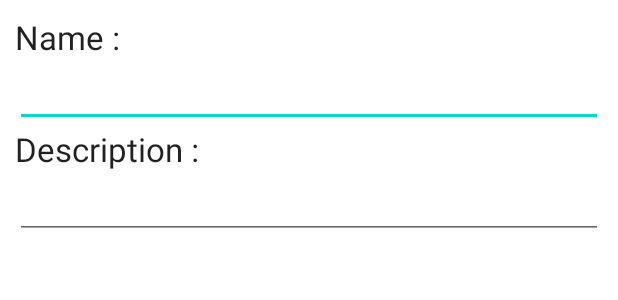
After one commit to pfrost982/Map, an Android app: the layout dialog_new_mark.xml on its own in the app's theme, with its tools: preview values and no code run, on a phone screen of 412 x 824 dp. The commit adds this screen. Shown: the top 300 px of the screen. Run offline under Robolectric (Android 15) with nearby library versions, the phone set to English and light mode, and no system bars.

Commit message:
add dialog for create marker

```diff
--- a/app/src/main/AndroidManifest.xml
+++ b/app/src/main/AndroidManifest.xml
@@ -4,6 +4,7 @@
     package="ru.gb.map">
 
     <application
+
         android:allowBackup="true"
         android:dataExtractionRules="@xml/data_extraction_rules"
         android:fullBackupContent="@xml/backup_rules"
@@ -14,6 +15,7 @@
         android:theme="@style/Theme.Map"
         tools:targetApi="31">
         <activity
+            android:configChanges="orientation|keyboardHidden|screenSize"
             android:name=".MainActivity"
             android:exported="true"
             android:label="@string/app_name">
--- /dev/null
+++ b/app/src/main/res/layout/dialog_new_mark.xml
@@ -0,0 +1,37 @@
+<?xml version="1.0" encoding="utf-8"?>
+<LinearLayout xmlns:android="http://schemas.android.com/apk/res/android"
+    android:id="@+id/layout_root"
+    android:layout_width="fill_parent"
+    android:layout_height="fill_parent"
+    android:orientation="vertical"
+    android:padding="10dp">
+
+    <TextView
+        android:id="@+id/dialog_name"
+        android:layout_width="wrap_content"
+        android:layout_height="wrap_content"
+        android:text="Name : "
+        android:textAppearance="?android:attr/textAppearanceLarge" />
+
+    <EditText
+        android:id="@+id/dialog_input_name"
+        android:layout_width="match_parent"
+        android:layout_height="wrap_content"
+        android:autofillHints="Name"
+        android:inputType="text" />
+
+    <TextView
+        android:id="@+id/dialog_description"
+        android:layout_width="wrap_content"
+        android:layout_height="wrap_content"
+        android:text="Description : "
+        android:textAppearance="?android:attr/textAppearanceLarge" />
+
+    <EditText
+        android:id="@+id/dialog_input_description"
+        android:layout_width="match_parent"
+        android:layout_height="wrap_content"
+        android:autofillHints=""
+        android:inputType="text" />
+
+</LinearLayout>
```
Also changed, not shown: app/src/main/java/ru/gb/map/MainActivity.kt (+2 -5 lines), app/src/main/java/ru/gb/map/ui/map/MapFragment.kt (+28 -3 lines), app/src/main/java/ru/gb/map/ui/markers/Adapter.kt (+7 -4 lines), app/src/main/java/ru/gb/map/ui/markers/MarkersFragment.kt (+1 -8 lines), app/src/main/res/drawable/ic_map.png (deleted), app/src/main/res/drawable/ic_markers.png (deleted).
